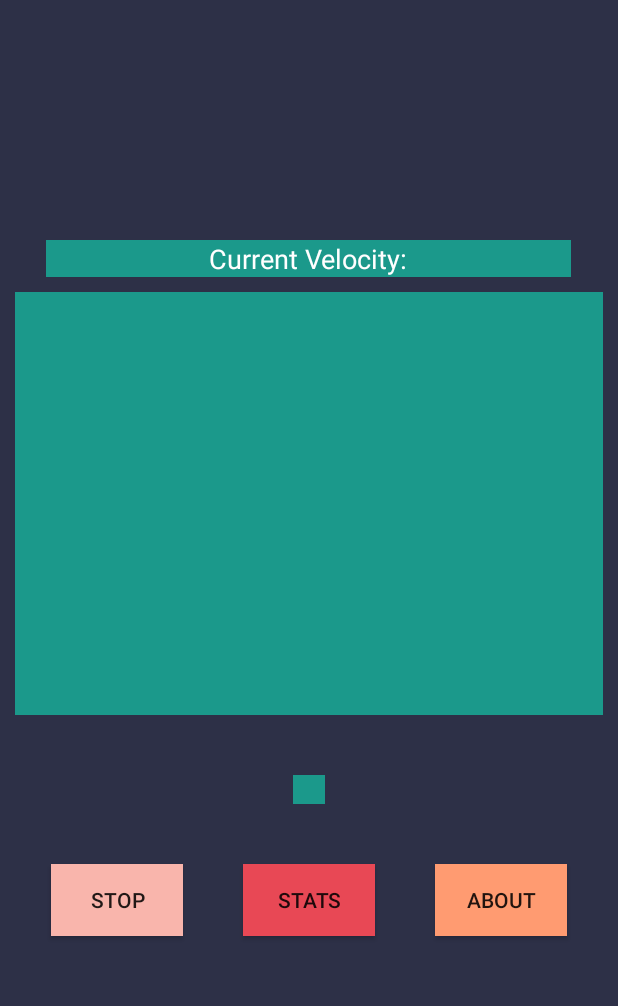
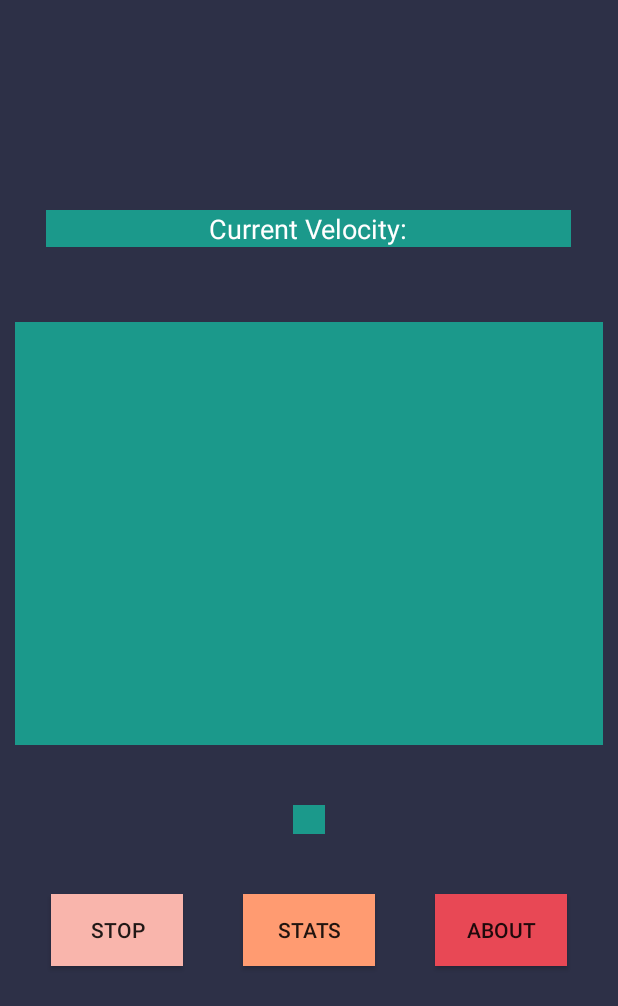
Before and after one commit to vitzthumar/CS450Fall18GPSLocation, an Android app: the screen it shows after launch (MainActivity), after a tap on "START", on a phone screen of 412 x 824 dp. Shown: the top 1006 px of the screen. Run offline under Robolectric (Android 15) with nearby library versions, the phone set to English and light mode, and no system bars; 2 statements that could not run were skipped.

```diff
--- a/app/src/main/java/edu/stlawu/locationgps/LocationHandler.java
+++ b/app/src/main/java/edu/stlawu/locationgps/LocationHandler.java
@@ -30,17 +30,17 @@ public class LocationHandler extends Observable implements LocationListener {
                 == PackageManager.PERMISSION_GRANTED) {
             lm.requestLocationUpdates(
                     LocationManager.GPS_PROVIDER,
-                    2000,
+                    500,
                     0,
                     this);
             lm.requestLocationUpdates(
                     LocationManager.NETWORK_PROVIDER,
-                    2000,
+                    500,
                     0,
                     this);
             lm.requestLocationUpdates(
                     LocationManager.PASSIVE_PROVIDER,
-                    2000,
+                    500,
                     0,
                     this);
 
@@ -98,17 +98,17 @@ public class LocationHandler extends Observable implements LocationListener {
                 == PackageManager.PERMISSION_GRANTED) {
             lm.requestLocationUpdates(
                     LocationManager.GPS_PROVIDER,
-                    2000,
+                    500,
                     0,
                     this);
             lm.requestLocationUpdates(
                     LocationManager.NETWORK_PROVIDER,
-                    2000,
+                    500,
                     0,
                     this);
             lm.requestLocationUpdates(
                     LocationManager.PASSIVE_PROVIDER,
-                    2000,
+                    500,
                     0,
                     this);
 
--- a/app/src/main/res/drawable/border.xml
+++ b/app/src/main/res/drawable/border.xml
@@ -1,7 +1,7 @@
 <?xml version="1.0" encoding="utf-8"?>
 <shape xmlns:android="http://schemas.android.com/apk/res/android" android:shape="rectangle" >
     <solid
-        android:color="#FFAAAA" />
+        android:color="#aaffed" />
     <stroke
         android:width="3dp"
         android:color="#737576"/>
--- a/app/src/main/res/layout/fragment_main.xml
+++ b/app/src/main/res/layout/fragment_main.xml
@@ -18,7 +18,8 @@
         android:text="@string/current_velocity"
         android:textAlignment="center"
         android:textColor="@android:color/background_light"
-        android:textSize="18sp" />
+        android:textSize="18sp"
+        android:layout_marginBottom="40dp"/>
 
     <TextView
         android:id="@+id/scrollableText"
@@ -77,6 +78,7 @@
             android:layout_marginStart="20dp"
             android:layout_marginTop="40dp"
             android:elevation="50dp"
+            android:layout_weight="1"
             android:text="@string/start" />
 
         <Button
@@ -87,7 +89,8 @@
             android:layout_marginEnd="20dp"
             android:layout_marginStart="20dp"
             android:text="@string/statsButton"
-            android:background="@color/colorFifth"/>
+            android:layout_weight="1"
+            android:background="@color/colorForth"/>
 
         <Button
             android:id="@+id/about_button"
@@ -97,7 +100,8 @@
             android:layout_marginEnd="20dp"
             android:layout_marginStart="20dp"
             android:text="@string/aboutButton"
-            android:background="@color/colorForth"/>
+            android:layout_weight="1"
+            android:background="@color/colorFifth"/>
 
     </LinearLayout>
 
--- a/app/src/main/res/values/strings.xml
+++ b/app/src/main/res/values/strings.xml
@@ -2,7 +2,7 @@
     <string name="app_name">LocationGPS</string>
     <string name="current_velocity">Current Velocity: </string>
     <string name="start">START</string>
-    <string name="aboutButton">About</string>
+    <string name="aboutButton">ABOUT</string>
     <string name="about_title_text">About This GPS Tracker</string>
     <string name="about">
         Press START to begin recording your
@@ -15,6 +15,6 @@
         Developed by August Vitzthum and Nevaan Perera
     </string>
     <string name="close">CLOSE</string>
-    <string name="statsButton">Stats</string>
+    <string name="statsButton">STATS</string>
 
 </resources>
```
